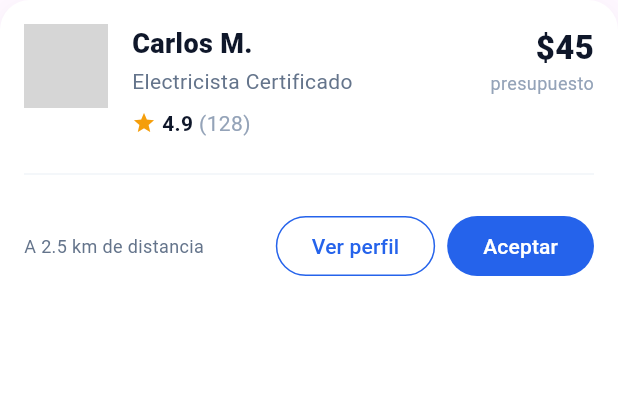
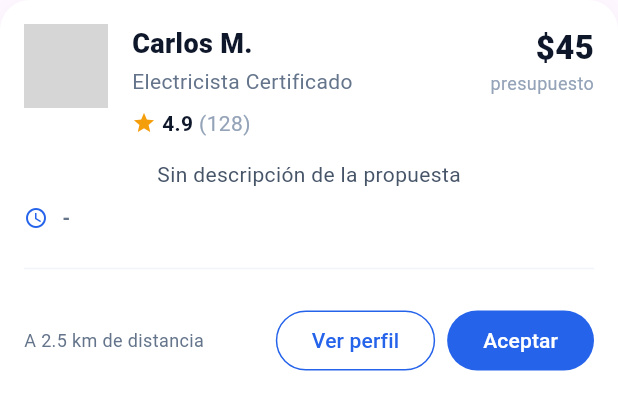
Before and after one commit to isabellacv1/sercom_frontend, a Flutter app: the TechnicianCard widget shown alone on an empty page, opened directly with sample values from the repository, on a phone screen of 412 x 824 dp. Shown: the top 410 px of the screen. Run offline on Flutter 3.47's test engine with Material 3 defaults, Android fonts, the light colour scheme and no system bars; our stand-ins replace dio, geocoding, geolocator, google_fonts, google_maps_flutter, shared_preferences; accounts and stored records are empty; network calls fail; grey boxes are pictures that could not be loaded.

Commit message:
feat: Displaying the time slot in the list of proposals for the client visit.

```diff
--- a/lib/models/proposal.dart
+++ b/lib/models/proposal.dart
@@ -39,8 +39,28 @@ class Proposal {
       availableDate: json['availableDate']?.toString(),
       availableFrom: json['availableFrom']?.toString(),
       availableTo: json['availableTo']?.toString(),
-      profile: json['worker'] != null ? Profile.fromJson(json['worker']) : null,
+      profile: json['worker'] != null
+          ? Profile.fromJson(json['worker'])
+          : null,
     );
+  }
+
+  String get formattedTimeRange {
+    if (availableFrom != null && availableTo != null) {
+      String from = _formatTime(availableFrom!);
+      String to = _formatTime(availableTo!);
+      return '$from - $to';
+    }
+
+    if (estimatedDuration != null && estimatedDuration!.isNotEmpty) {
+      return estimatedDuration!;
+    }
+
+    return 'Tiempo no especificado';
+  }
+
+  String _formatTime(String time) {
+    return time.length >= 5 ? time.substring(0, 5) : time;
   }
 }
 
@@ -64,9 +84,11 @@ class Profile {
       fullName: json['name']?.toString() ?? 'Técnico',
       avatarUrl: json['profileImageUrl']?.toString() ??
           'https://ui-avatars.com/api/?name=${json['name'] ?? 'User'}',
-      ratingAvg: double.tryParse(json['rating']?.toString() ?? '0.0') ?? 0.0,
-      ratingCount: int.tryParse(json['ratingCount']?.toString() ?? '0') ?? 0,
-      city: 'Sin ubicación',
+      ratingAvg:
+          double.tryParse(json['rating']?.toString() ?? '0.0') ?? 0.0,
+      ratingCount:
+          int.tryParse(json['ratingCount']?.toString() ?? '0') ?? 0,
+      city: json['city'],
     );
   }
 }
--- a/lib/screens/candidate_list_screen.dart
+++ b/lib/screens/candidate_list_screen.dart
@@ -414,7 +414,41 @@ class TechnicianCard extends StatelessWidget {
               ),
             ],
           ),
+          const SizedBox(height: 14),
 
+          // 📄 Descripción de la propuesta
+          Text(
+            proposal.message.isNotEmpty
+                ? proposal.message
+                : 'Sin descripción de la propuesta',
+            style: const TextStyle(
+              fontSize: 14,
+              color: Color(0xFF475569),
+              height: 1.4,
+            ),
+          ),
+
+          const SizedBox(height: 10),
+
+          // ⏱ Tiempo estimado
+          Row(
+            children: [
+              const Icon(
+                Icons.access_time,
+                size: 16,
+                color: Color(0xFF2563EB),
+              ),
+              const SizedBox(width: 6),
+              Text(
+                proposal.formattedTimeRange,
+                style: const TextStyle(
+                  fontSize: 13,
+                  color: Color(0xFF64748B),
+                  fontWeight: FontWeight.w600,
+                ),
+              ),
+            ],
+          ),
           const Padding(
             padding: EdgeInsets.symmetric(vertical: 16),
             child: Divider(color: Color(0xFFF1F5F9), thickness: 1),
```
